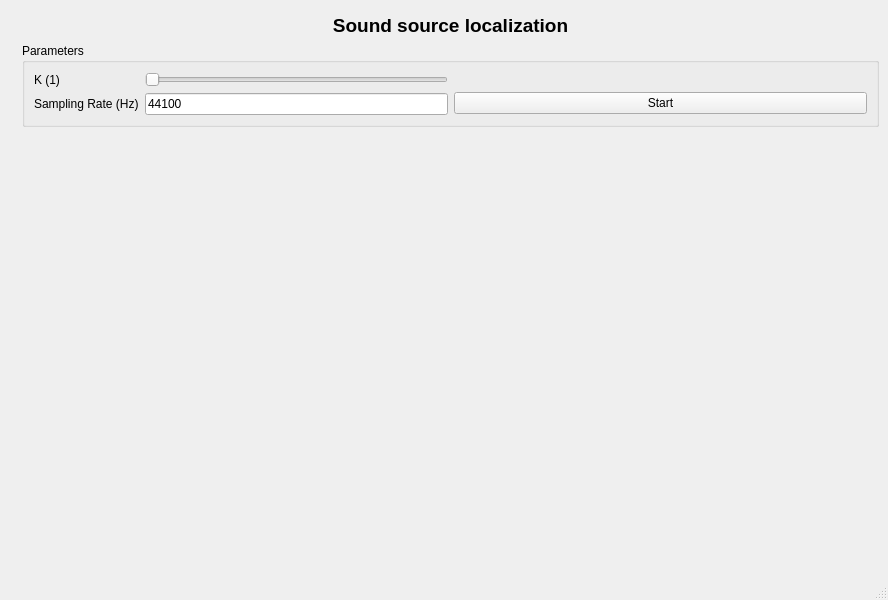
First picture: the form in main.ui, repository Gabbo-DEV/sound_source_localization, before the edit.
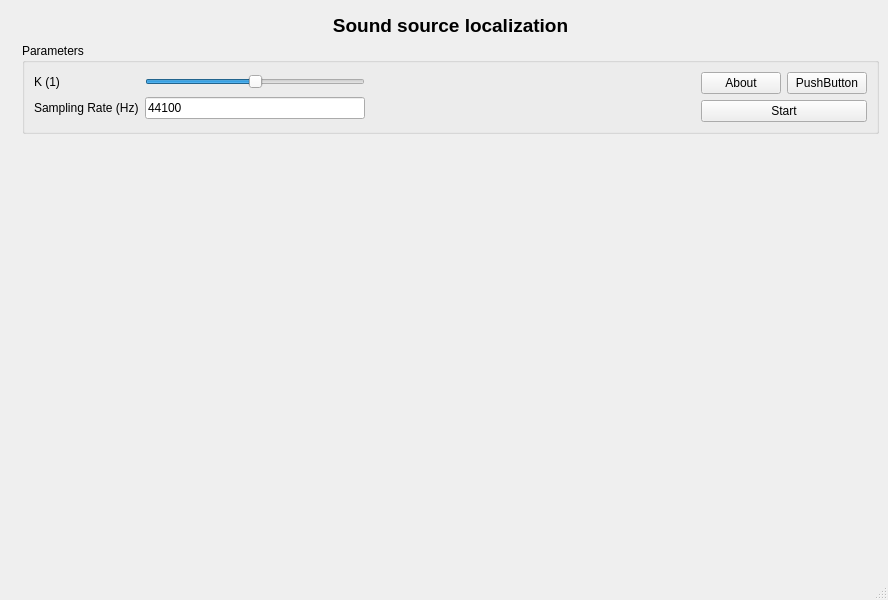
Second picture: the form after the edit.

The edit to the form file:
```diff
--- a/main.ui
+++ b/main.ui
@@ -69,22 +69,27 @@
          <string>Parameters</string>
         </property>
         <layout class="QGridLayout" name="gridLayout_3">
-         <item row="0" column="1">
+         <item row="0" column="2">
           <layout class="QVBoxLayout" name="verticalLayout">
            <item>
             <layout class="QGridLayout" name="gridLayout">
-             <item row="0" column="0">
-              <spacer name="horizontalSpacer_2">
-               <property name="orientation">
-                <enum>Qt::Horizontal</enum>
-               </property>
-               <property name="sizeHint" stdset="0">
-                <size>
-                 <width>40</width>
-                 <height>20</height>
-                </size>
-               </property>
-              </spacer>
+             <item row="1" column="0">
+              <layout class="QGridLayout" name="gridLayout_6">
+               <item row="0" column="0">
+                <widget class="QPushButton" name="aboutButton">
+                 <property name="text">
+                  <string>About</string>
+                 </property>
+                </widget>
+               </item>
+               <item row="0" column="1">
+                <widget class="QPushButton" name="pushButton_2">
+                 <property name="text">
+                  <string>PushButton</string>
+                 </property>
+                </widget>
+               </item>
+              </layout>
              </item>
             </layout>
            </item>
@@ -116,10 +121,13 @@
            <item row="0" column="1">
             <widget class="QSlider" name="kValueSlider">
              <property name="minimum">
-              <number>1</number>
+              <number>-10</number>
              </property>
              <property name="maximum">
-              <number>100</number>
+              <number>10</number>
+             </property>
+             <property name="singleStep">
+              <number>1</number>
              </property>
              <property name="orientation">
               <enum>Qt::Horizontal</enum>
@@ -135,6 +143,19 @@
            </item>
           </layout>
          </item>
+         <item row="0" column="1">
+          <spacer name="horizontalSpacer_2">
+           <property name="orientation">
+            <enum>Qt::Horizontal</enum>
+           </property>
+           <property name="sizeHint" stdset="0">
+            <size>
+             <width>40</width>
+             <height>20</height>
+            </size>
+           </property>
+          </spacer>
+         </item>
         </layout>
        </widget>
       </item>
```
Left out of the diff: 80 changed lines with no effect on the pictures.
